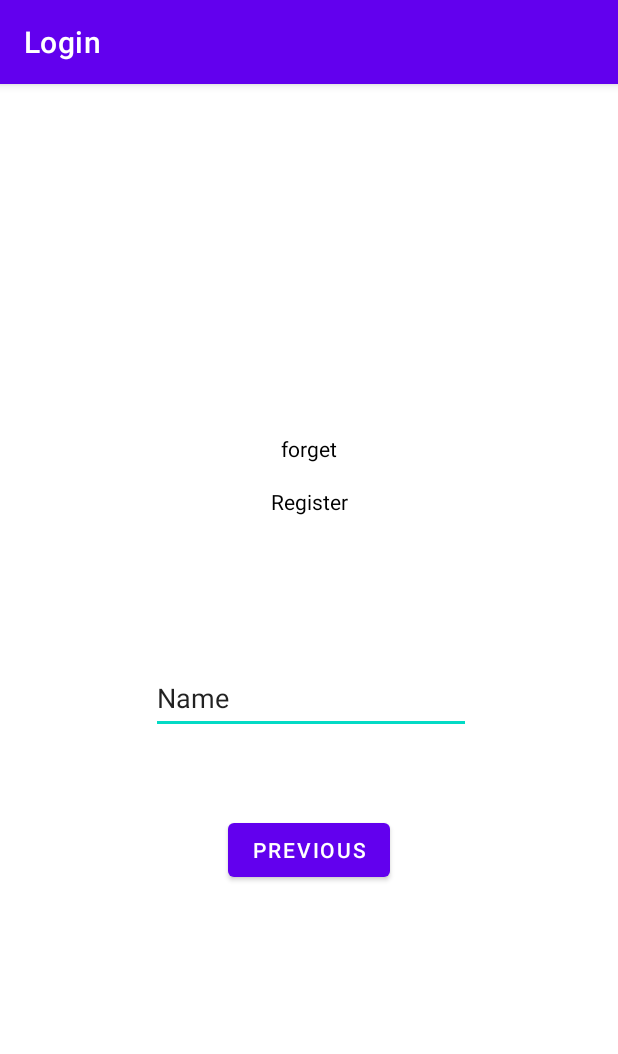
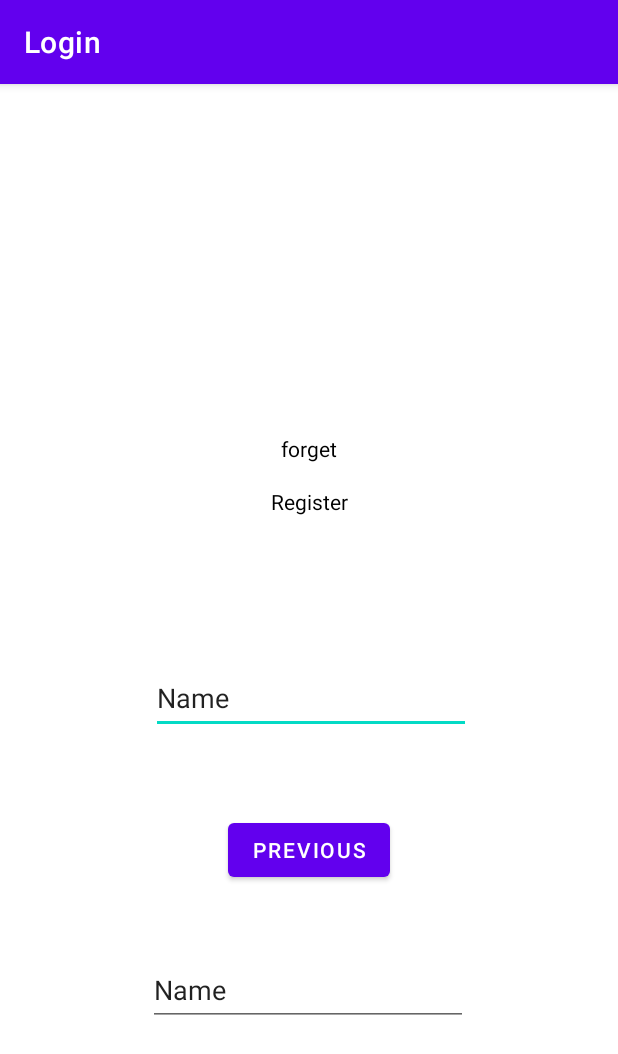
Before and after one commit to neokwey/MAD_Assignment, an Android app: the screen it shows after launch (MainActivity), on a phone screen of 412 x 824 dp. Shown: the top 1054 px of the screen. Run offline under Robolectric (Android 15) with nearby library versions, the phone set to English and light mode, and no system bars; our stand-ins replace navigation-ui.

Commit message:
push cz v2

```diff
--- a/app/src/main/res/layout/fragment_second.xml
+++ b/app/src/main/res/layout/fragment_second.xml
@@ -52,4 +52,19 @@
         app:layout_constraintEnd_toEndOf="parent"
         app:layout_constraintStart_toStartOf="parent"
         app:layout_constraintTop_toBottomOf="@+id/txtReg" />
+
+    <EditText
+        android:id="@+id/editTextTextPersonName2"
+        android:layout_width="wrap_content"
+        android:layout_height="wrap_content"
+        android:layout_marginStart="100dp"
+        android:layout_marginEnd="101dp"
+        android:layout_marginBottom="140dp"
+        android:ems="10"
+        android:inputType="textPersonName"
+        android:minHeight="48dp"
+        android:text="Name"
+        app:layout_constraintBottom_toBottomOf="parent"
+        app:layout_constraintEnd_toEndOf="parent"
+        app:layout_constraintStart_toStartOf="parent" />
 </androidx.constraintlayout.widget.ConstraintLayout>
```
